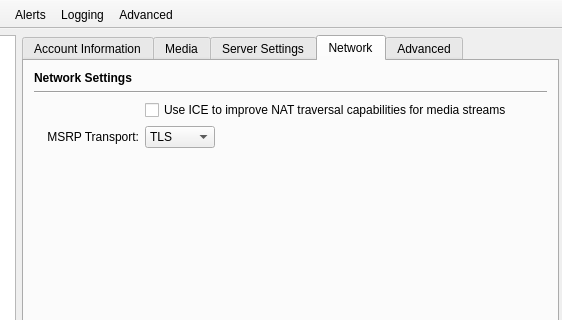
This is resources/preferences.ui in pol51/blink-qt as Qt 5 draws it before an edit; both pictures show x 238 to 800 and y 0 to 320 of the 800 by 600 pixel window. The edited form follows.
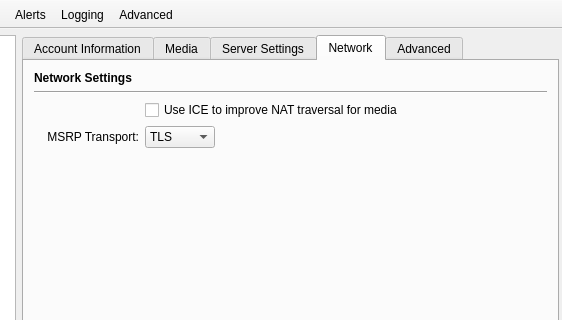
This is the edited form. The open tabs and pages were chosen to show the change. Icons and pictures are not drawn. Custom widgets are drawn as their Qt base class.

Commit message:
Rephrased label text
Ignore-this: 4ab721a66b201cf99e575e55234ed53c

darcs-hash:20140213110201-b22ec-84b9fe7a4d1242dec057976165faff85c18cbd44

Diff of the .ui file:
```diff
--- a/resources/preferences.ui
+++ b/resources/preferences.ui
@@ -888,7 +888,7 @@
             <item row="2" column="1" colspan="2">
              <widget class="QCheckBox" name="use_ice_button">
               <property name="text">
-               <string>Use ICE to improve NAT traversal capabilities for media streams</string>
+               <string>Use ICE to improve NAT traversal for media</string>
               </property>
              </widget>
             </item>
```
